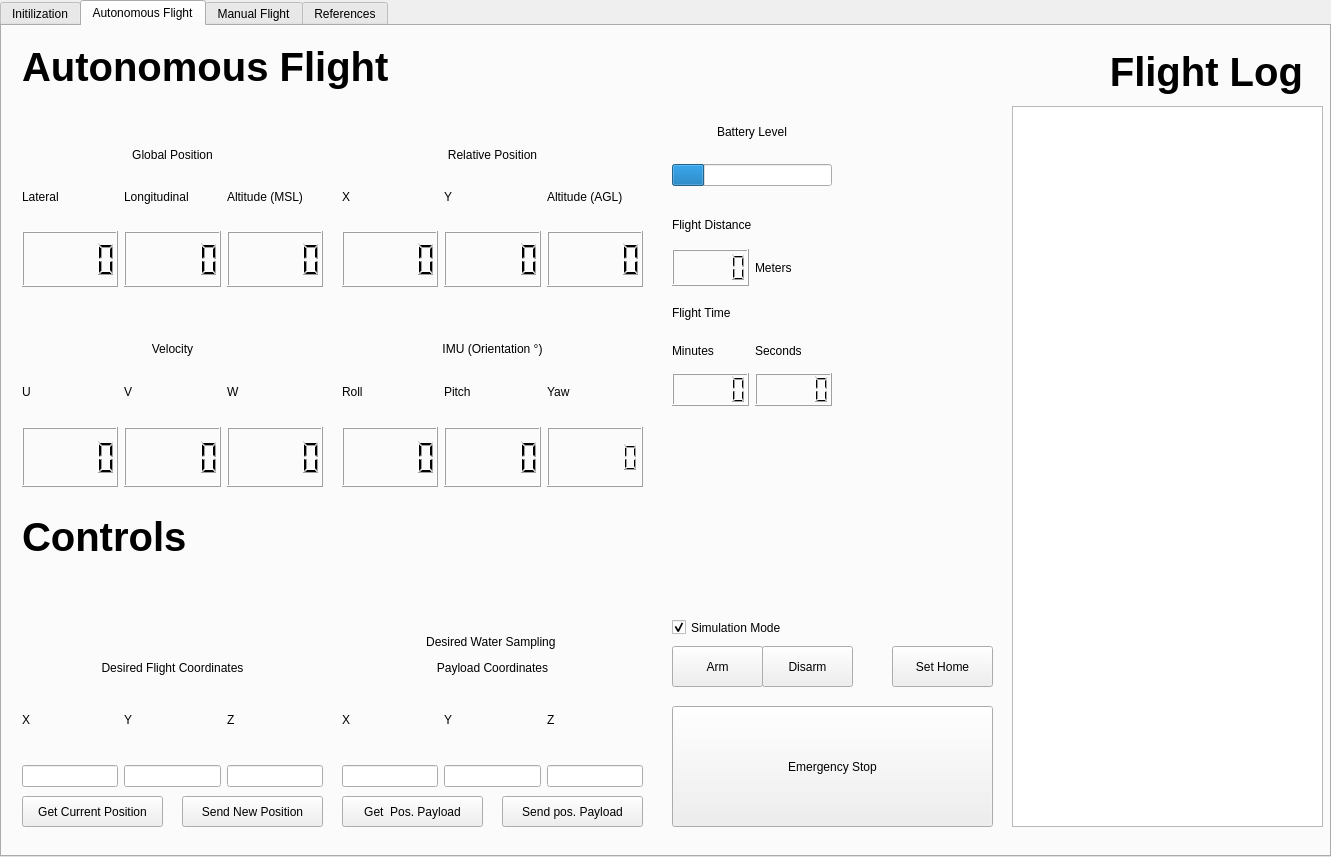
This is src/GUI/GUI_Sampler.ui in FSC-Lab/ground_station_gui as Qt 5 draws it before an edit. The edited form follows.
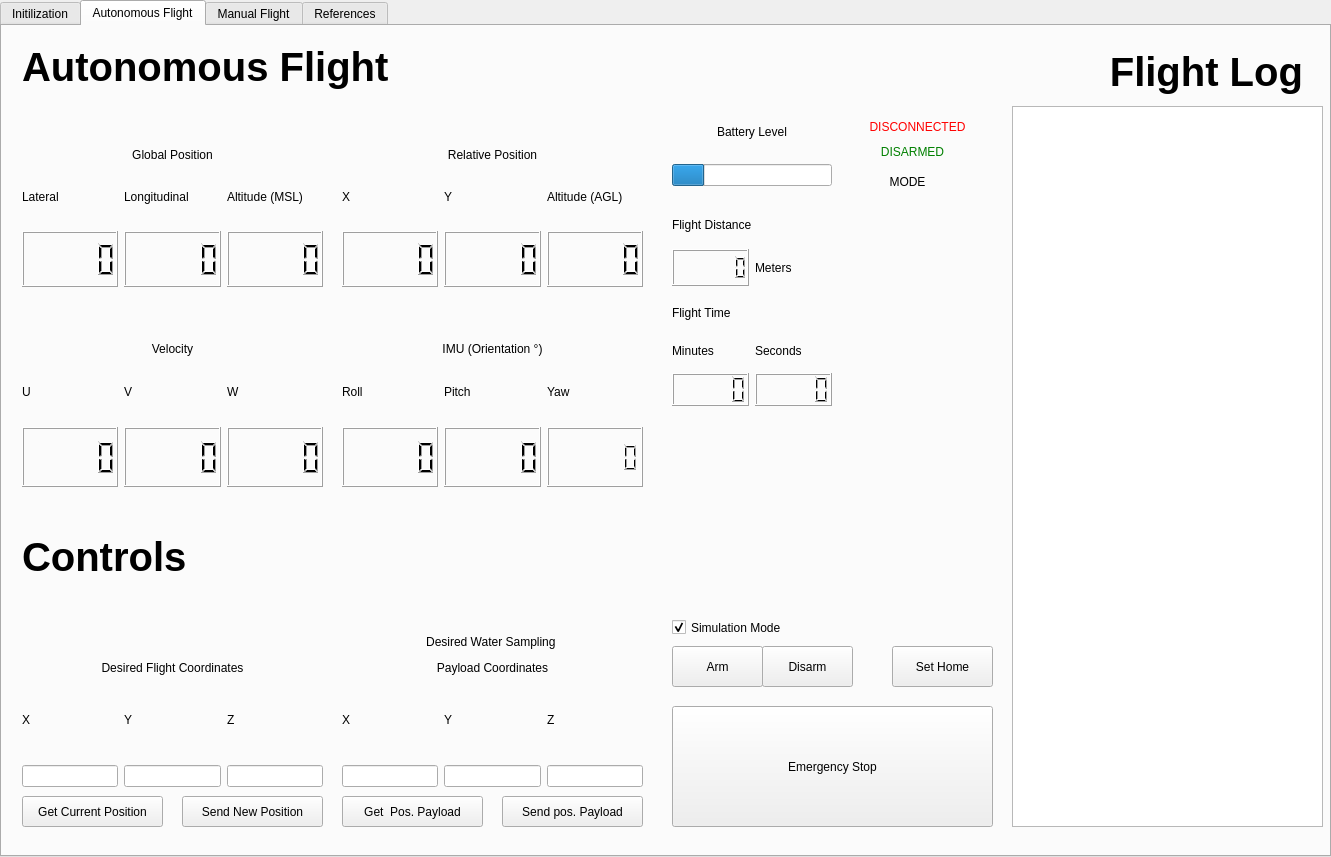
This is the edited form.

Commit message: feat: Add state information and distance sensing

What changed in the file:
```diff
--- a/src/GUI/GUI_Sampler.ui
+++ b/src/GUI/GUI_Sampler.ui
@@ -132,7 +132,7 @@
      <rect>
       <x>20</x>
       <y>10</y>
-      <width>391</width>
+      <width>481</width>
       <height>61</height>
      </rect>
     </property>
@@ -430,7 +430,14 @@
      <item>
       <layout class="QHBoxLayout" name="FlightDistHLayout">
        <item>
-        <widget class="QLCDNumber" name="Meters_DISP"/>
+        <widget class="QLCDNumber" name="Meters_DISP">
+         <property name="smallDecimalPoint">
+          <bool>false</bool>
+         </property>
+         <property name="digitCount">
+          <number>6</number>
+         </property>
+        </widget>
        </item>
        <item>
         <widget class="QLabel" name="Meters_Label">
@@ -764,7 +771,7 @@
     <property name="geometry">
      <rect>
       <x>20</x>
-      <y>480</y>
+      <y>500</y>
       <width>281</width>
       <height>61</height>
      </rect>
@@ -796,6 +803,81 @@
      <bool>true</bool>
     </property>
    </widget>
+   <widget class="QLabel" name="StateARM">
+    <property name="geometry">
+     <rect>
+      <x>870</x>
+      <y>110</y>
+      <width>81</width>
+      <height>31</height>
+     </rect>
+    </property>
+    <property name="styleSheet">
+     <string notr="true">color : green</string>
+    </property>
+    <property name="frameShape">
+     <enum>QFrame::NoFrame</enum>
+    </property>
+    <property name="frameShadow">
+     <enum>QFrame::Plain</enum>
+    </property>
+    <property name="text">
+     <string>DISARMED</string>
+    </property>
+    <property name="alignment">
+     <set>Qt::AlignCenter</set>
+    </property>
+   </widget>
+   <widget class="QLabel" name="StateConnected">
+    <property name="geometry">
+     <rect>
+      <x>860</x>
+      <y>90</y>
+      <width>111</width>
+      <height>21</height>
+     </rect>
+    </property>
+    <property name="styleSheet">
+     <string notr="true">color : red</string>
+    </property>
+    <property name="frameShape">
+     <enum>QFrame::NoFrame</enum>
+    </property>
+    <property name="frameShadow">
+     <enum>QFrame::Plain</enum>
+    </property>
+    <property name="text">
+     <string>DISCONNECTED</string>
+    </property>
+    <property name="alignment">
+     <set>Qt::AlignCenter</set>
+    </property>
+   </widget>
+   <widget class="QLabel" name="StateMode">
+    <property name="geometry">
+     <rect>
+      <x>840</x>
+      <y>140</y>
+      <width>131</width>
+      <height>31</height>
+     </rect>
+    </property>
+    <property name="styleSheet">
+     <string notr="true"/>
+    </property>
+    <property name="frameShape">
+     <enum>QFrame::NoFrame</enum>
+    </property>
+    <property name="frameShadow">
+     <enum>QFrame::Plain</enum>
+    </property>
+    <property name="text">
+     <string>MODE</string>
+    </property>
+    <property name="alignment">
+     <set>Qt::AlignCenter</set>
+    </property>
+   </widget>
   </widget>
   <widget class="QWidget" name="ManualFlightManagment_Tab">
    <attribute name="title">
```
Left out of the diff: 2 changed lines with no effect on the pictures. The commit also changes 5 other files.
